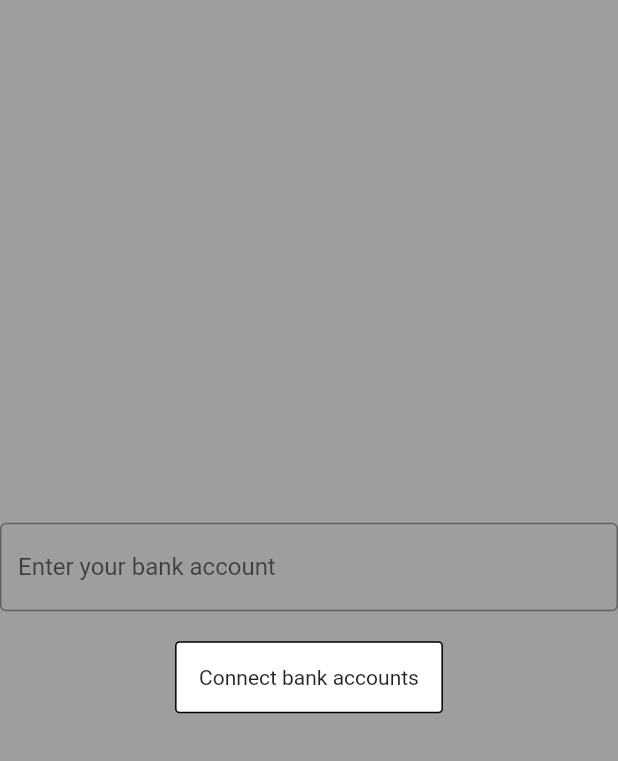
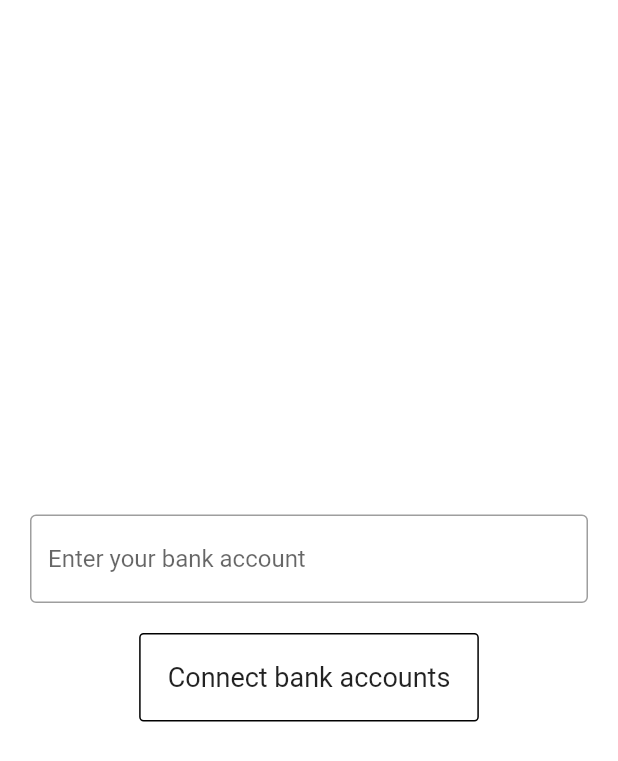
Before and after one commit to dnjsxor999/banking_proto, a Flutter app: the screen it shows after launch, on a phone screen of 412 x 824 dp. Shown: the top 761 px of the screen. Run offline on Flutter 3.47's test engine with Material 2 defaults, Android fonts, the phone set to English and light mode, and no system bars.

Commit message:
third commit

```diff
--- a/lib/Home_screen.dart
+++ b/lib/Home_screen.dart
@@ -6,7 +6,7 @@ class HomeScreen extends StatelessWidget {
   @override
   Widget build(BuildContext context) {
     return const Scaffold(
-      backgroundColor: Colors.grey,
+      backgroundColor: Colors.white,
       body: Center(
         child: ConnectButton(),
       ),
@@ -26,6 +26,11 @@ class ConnectButton extends StatelessWidget {
         ScaffoldMessenger.of(context).showSnackBar(snackBar);
       },
       // The custom button
+      child: Padding(
+        padding: const EdgeInsets.symmetric(
+          vertical: 10,
+          horizontal: 20,
+        ),
         child: Column(
           mainAxisAlignment: MainAxisAlignment.center,
           crossAxisAlignment: CrossAxisAlignment.center,
@@ -40,15 +45,19 @@ class ConnectButton extends StatelessWidget {
               height: 20,
             ),
             Container(
-            padding: const EdgeInsets.all(15),
+              padding: const EdgeInsets.all(18),
               decoration: BoxDecoration(
                 color: Colors.white,
                 borderRadius: BorderRadius.circular(3),
                 border: Border.all(),
               ),
-            child: const Text('Connect bank accounts'),
+              child: const Text('Connect bank accounts',
+                  style: TextStyle(
+                    fontSize: 18,
+                  )),
             ),
           ],
+        ),
       ),
     );
   }
```
Lines whose indentation alone changed are shown as unchanged.
